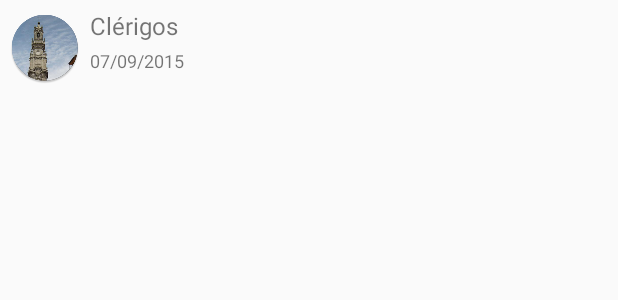
After one commit to gtugablue/iseeporto, an Android app: the layout visited_pois_row_layout.xml on its own in the app's theme, with its tools: preview values and no code run, on a phone screen of 412 x 824 dp. The commit adds this screen. Shown: the top 300 px of the screen. Run offline under Robolectric (Android 15) with nearby library versions, the phone set to English and light mode, and no system bars.

Commit message:
Refactoring à SuggestedList

```diff
--- /dev/null
+++ b/Android/NavigationDrawerTest/app/src/main/res/layout/visited_pois_row_layout.xml
@@ -0,0 +1,51 @@
+<?xml version="1.0" encoding="utf-8"?>
+<RelativeLayout xmlns:android="http://schemas.android.com/apk/res/android"
+    android:layout_width="fill_parent"
+    android:layout_height="?android:attr/listPreferredItemHeight"
+    android:padding="6dip" >
+
+    <ImageView
+        android:id="@+id/poi_image"
+        android:layout_width="wrap_content"
+        android:layout_height="fill_parent"
+        android:layout_alignParentBottom="true"
+        android:layout_alignParentTop="true"
+        android:layout_marginRight="6dip"
+        android:contentDescription="TODO"
+        android:src="@mipmap/clerigos" />
+
+    <TextView
+        android:id="@+id/visitors"
+        android:layout_width="fill_parent"
+        android:layout_height="26dip"
+        android:layout_alignParentBottom="true"
+        android:layout_alignParentRight="true"
+        android:layout_toRightOf="@id/poi_image"
+        android:ellipsize="marquee"
+        android:singleLine="true"
+        android:text="07/09/2015"
+        android:textSize="12sp" />
+
+    <TextView
+        android:id="@+id/poi_name"
+        android:layout_width="fill_parent"
+        android:layout_height="wrap_content"
+        android:layout_above="@id/poi_name"
+        android:layout_alignParentRight="true"
+        android:layout_alignParentTop="true"
+        android:layout_alignWithParentIfMissing="true"
+        android:layout_toRightOf="@id/poi_image"
+        android:gravity="center_vertical"
+        android:text="Clérigos"
+        android:textSize="16sp" />
+
+    <ImageView
+        android:layout_width="wrap_content"
+        android:layout_height="wrap_content"
+        android:textAppearance="?android:attr/textAppearanceSmall"
+        android:id="@+id/thumb"
+        android:layout_alignBottom="@+id/poi_name"
+        android:layout_alignParentEnd="true"
+        android:layout_alignRight="@+id/poi_name" />
+
+</RelativeLayout>
```
Also changed, not shown: Android/NavigationDrawerTest/app/src/main/java/com/example/duarte/navigationdrawertest/MainActivity.java (+4 -15 lines), Android/NavigationDrawerTest/app/src/main/java/com/example/duarte/navigationdrawertest/SuggestedPlacesAdapter.java (+34 -35 lines), Android/NavigationDrawerTest/app/src/main/java/com/example/duarte/navigationdrawertest/VisitedPlacesAdapter.java (added, +32 -0 lines), Android/NavigationDrawerTest/app/src/main/res/layout/activity_main.xml (+1 -11 lines), Android/NavigationDrawerTest/app/src/main/res/layout/fragment_main.xml (+3 -11 lines), Android/NavigationDrawerTest/app/src/main/res/mipmap-hdpi/thumbs_down.png (added), Android/NavigationDrawerTest/app/src/main/res/mipmap-hdpi/thumbs_up.png (added), Android/NavigationDrawerTest/app/src/main/res/mipmap-mdpi/thumbs_down.png (added), Android/NavigationDrawerTest/app/src/main/res/mipmap-mdpi/thumbs_up.png (added), Android/NavigationDrawerTest/app/src/main/res/mipmap-xhdpi/thumbs_down.png (added), Android/NavigationDrawerTest/app/src/main/res/mipmap-xhdpi/thumbs_up.png (added), Android/NavigationDrawerTest/app/src/main/res/mipmap-xxhdpi/thumbs_down.png (added), Android/NavigationDrawerTest/app/src/main/res/mipmap-xxhdpi/thumbs_up.png (added), Android/NavigationDrawerTest/app/src/main/res/mipmap-xxxhdpi/thumbs_down.png (added), 3 more files.
